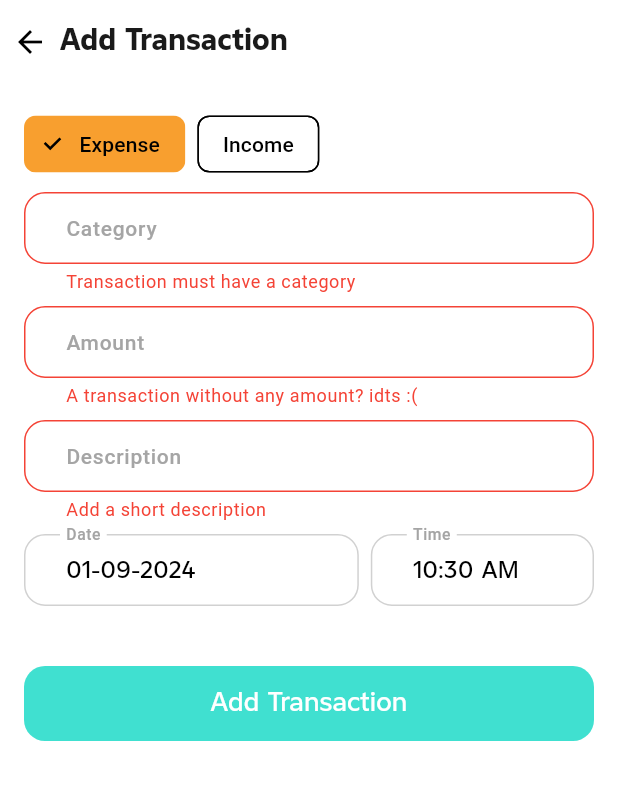
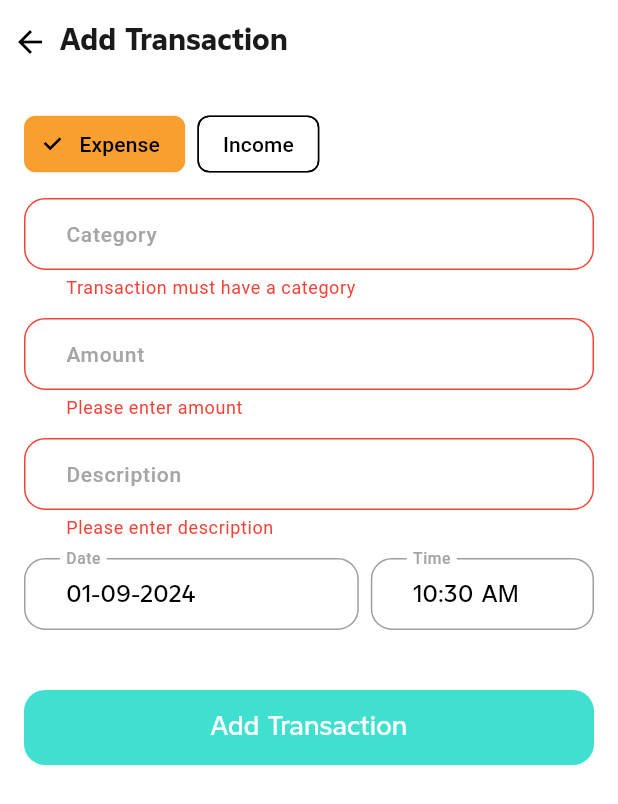
Before and after one commit to imdarpn/expense_manager, a Flutter app: the AddTransactionView screen opened by its route, after a tap on "Add Transaction", on a phone screen of 412 x 824 dp. Shown: the top 804 px of the screen. Run offline on Flutter 3.47's test engine with Material 3 defaults, Android fonts, the phone set to English and light mode, and no system bars; our stand-ins replace connectivity_plus, dio, fl_chart, flutter_svg, get, shared_preferences and 1 more; missing offline and left inert: mat_month_picker_dialog; accounts and stored records are empty; generated files the repository leaves out were written again; statements that could not run were skipped.

Commit message:
Added readme file Added Edit / Delete Transaction

```diff
--- a/lib/common/constants/string_constants.dart
+++ b/lib/common/constants/string_constants.dart
@@ -9,8 +9,22 @@ class StringConstants {
   static const noCategoryFound = 'No Category Found';
   static const categories = 'Categories';
   static const addCategory = 'Add Category';
+  static const editCategory = 'Edit Category';
+  static const updateCategory = 'Update Category';
   static const categoryName = 'Category Name';
   static const errorCategoryName = 'Please enter a category name';
   static const noInternetConnection = 'Please check internet connection';
+  static const addTransaction = 'Add Transaction';
+  static const editTransaction = 'Edit Transaction';
+  static const errorTransactionCategory = 'Transaction must have a category';
+  static const errorCategoryListEmpty = 'Please add a category first to continue';
+  static const amount = 'Amount';
+  static const pleaseEnterAmount = 'Please enter amount';
+  static const pleaseEnterDescription = 'Please enter description';
+  static const description = 'Description';
+  static const date = 'Date';
+  static const time = 'Time';
+  static const rateConversation = 'Rate Conversation"';
+  static const noTransactionForSelectedMonth = 'No Transactions for the selected month';
 
 }
--- a/lib/common/widgets/common_text_field.dart
+++ b/lib/common/widgets/common_text_field.dart
@@ -186,13 +186,13 @@ class CommonTextField extends StatelessWidget {
         enabledBorder: OutlineInputBorder(
           borderRadius: BorderRadius.circular(borderRadius),
           borderSide: BorderSide(
-            color: borderColor ?? ColorConstants.transparentColor,
+            color: ColorConstants.greyColor,
           ),
         ),
         focusedBorder: OutlineInputBorder(
           borderRadius: BorderRadius.circular(borderRadius),
           borderSide: BorderSide(
-            color: borderColor ?? ColorConstants.transparentColor,
+            color: ColorConstants.blackColor,
           ),
         ),
         focusedErrorBorder: OutlineInputBorder(
--- a/lib/common/widgets/month_calender.dart
+++ b/lib/common/widgets/month_calender.dart
@@ -4,6 +4,8 @@ import 'package:flutter/material.dart';
 import 'package:get/get.dart';
 import 'package:intl/intl.dart';
 import 'package:mat_month_picker_dialog/mat_month_picker_dialog.dart';
+
+import '../constants/font_constants.dart';
 
 class MonthCalender extends StatelessWidget {
   const MonthCalender({super.key});
@@ -23,6 +25,8 @@ class MonthCalender extends StatelessWidget {
               InkWell(
                   child: Obx(() {
                     return CommonText(
+                        fontSize: FontConstants.font_17,
+                        fontWeight: FontWeightConstants.regular,
                         text: DateFormat("MMM y").format(controller.transactionState.currentDate.value));
                   }),
                 onTap: () async {
--- a/lib/common/widgets/total_card_widget.dart
+++ b/lib/common/widgets/total_card_widget.dart
@@ -3,6 +3,7 @@ import 'package:expense_manager/common/constants/color_constants.dart';
 import 'package:expense_manager/common/constants/size_constants.dart';
 import 'package:expense_manager/common/methods/common_methods.dart';
 import 'package:expense_manager/common/widgets/common_text.dart';
+import 'package:expense_manager/utils/extension_utils.dart';
 import 'package:flutter/material.dart';
 import 'package:get/get.dart';
 
@@ -81,7 +82,7 @@ class _StatItem extends StatelessWidget {
               fit: BoxFit.scaleDown,
               alignment: Alignment.centerRight,
               child: CommonText(
-                text: "${ApiConstant.selectedCode} ${CommonMethods.getConversionRate(value).toStringAsFixed(2)}",
+                text: "${ApiConstant.selectedCode} ${CommonMethods.getConversionRate(value).formatAmount()}",
                   fontWeight: FontWeightConstants.regular,
                   fontSize: FontConstants.font_14,
                 color: customColor
--- a/lib/pages/add_category/add_category_view.dart
+++ b/lib/pages/add_category/add_category_view.dart
@@ -20,7 +20,7 @@ class AddCategoryView extends GetView<AddCategoryController> {
       showLabel: false,
       titleWidget: Obx(() {
         return CommonText(
-          text: controller.addCategoryState.isEdit.value ? "Edit Category":  StringConstants.addCategory,
+          text: controller.addCategoryState.isEdit.value ? StringConstants.editCategory:  StringConstants.addCategory,
           fontSize: FontConstants.font_20,
           fontWeight: FontWeightConstants.bold,
         );
@@ -58,7 +58,7 @@ class AddCategoryView extends GetView<AddCategoryController> {
                   controller.addCategory();
                 }
               }
-            }, buttonText: controller.addCategoryState.isEdit.value ?  "Update Category" :StringConstants.addCategory),
+            }, buttonText: controller.addCategoryState.isEdit.value ?  StringConstants.updateCategory:StringConstants.addCategory),
             const SizedBox(
               height: 20,
             ),
--- a/lib/pages/add_transaction/add_transaction_state.dart
+++ b/lib/pages/add_transaction/add_transaction_state.dart
@@ -1,4 +1,5 @@
 import 'package:expense_manager/common/models/category_model.dart';
+import 'package:expense_manager/common/models/transaction_model.dart';
 import 'package:flutter/material.dart';
 import 'package:get/get.dart';
 
@@ -17,6 +18,7 @@ class AddTransactionState {
   Rx<CategoryType> categoryType = CategoryType.expense.obs;
   RxBool isEdit = false.obs;
   final formKey = GlobalKey<FormState>();
+  TransactionModel? previousTransaction;
 
 
 }
--- a/lib/pages/add_transaction/add_transaction_view.dart
+++ b/lib/pages/add_transaction/add_transaction_view.dart
@@ -13,6 +13,7 @@ import 'package:get/get.dart';
 import '../../common/enum/category_type.dart';
 import '../../common/widgets/category_list_dialog.dart';
 import '../../common/widgets/category_type_selector.dart';
+import '../../common/widgets/delete_action.dart';
 import '../../utils/logger_util.dart';
 import 'add_transaction_controller.dart';
 
@@ -21,43 +22,57 @@ class AddTransactionView extends GetView<AddTransactionController> {
 
   @override
   Widget build(BuildContext context) {
+    return Obx(() {
       return CommonScaffold(
         showAppBar: true,
         showBackIcon: true,
         showLabel: false,
         titleWidget: CommonText(
-        text: "Add Transaction",
+          text: controller.addTransactionState.isEdit.value ? StringConstants
+              .editTransaction : StringConstants.addTransaction,
           fontSize: FontConstants.font_20,
           fontWeight: FontWeightConstants.bold,
         ),
+        showActions: true,
+        actionsWidgets: controller.addTransactionState.isEdit.value ? DeleteAction(
+            onTap: () {
+              controller.deleteTransaction();
+            },
+            thing:
+            'transaction ${Get.arguments['transaction'].desc}') : SizedBox.shrink(),
         bodyPadding: EdgeInsets.all(16),
-      body: Form(
+        body: SingleChildScrollView(
+          child: Form(
             key: controller.addTransactionState.formKey,
             child: Column(
               children: <Widget>[
 
                 CategoryTypeSelector(
                   onSelect: (categoryType) {
-                controller.addTransactionState.formKey.currentState?.reset();
+                    controller.addTransactionState.formKey.currentState
+                        ?.reset();
                     controller.setTransactionType(categoryType);
                   },
                   currentType: controller.addTransactionState.categoryType,
                   showTransfer: false,
                 ),
-            SizedBox(height: 8,),
+                SizedBox(height: 12,),
                 CommonTextField(
                   hintText: StringConstants.category,
                   textEditingController: controller.addTransactionState
                       .categoryController,
-              errorMessage: "Transaction must have a category",
+                  errorMessage: StringConstants.errorTransactionCategory,
                   readOnly: true,
                   onTap: () async {
                     final List<CategoryModel> categories =
-                DatabaseUtil().getCategoryByType(categoryType:controller.addTransactionState.categoryType.value);
+                    DatabaseUtil().getCategoryByType(
+                        categoryType: controller.addTransactionState
+                            .categoryType
+                            .value);
                     if (categories.isEmpty) {
                       CommonWidgets.showSnackBar(
                         success: false,
-                      "Please add a category first to continue :) ",
+                        StringConstants.errorCategoryListEmpty,
                       );
                     } else {
                       CategoryModel? category =
@@ -69,44 +84,46 @@ class AddTransactionView extends GetView<AddTransactionController> {
                   },
 
                 ),
-            const SizedBox(height: 8),
+                const SizedBox(height: 12),
 
                 CommonTextField(
-              hintText: "Amount",
+                  hintText: StringConstants.amount,
                   textEditingController: controller.addTransactionState
                       .amountController,
-              errorMessage: "A transaction without any amount? idts :(",
-              onTap: () async {
-              },
+                  errorMessage: StringConstants.pleaseEnterAmount,
+                  textInputType: TextInputType.numberWithOptions(decimal: true),
+                  textInputAction: TextInputAction.next,
+
+                  onTap: () async {},
 
                 ),
 
-            const SizedBox(height: 8),
+                const SizedBox(height: 12),
 
                 CommonTextField(
-              hintText: "Description",
+                  hintText: StringConstants.description,
                   textEditingController: controller.addTransactionState
                       .descController,
-              errorMessage: "Add a short description",
-              onTap: () async {
-              },
+                  errorMessage: StringConstants.pleaseEnterDescription,
+                  textInputAction: TextInputAction.done,
+                  onTap: () async {},
 
                 ),
-            SizedBox(height: 8,),
+                SizedBox(height: 12,),
                 Row(
                   children: [
                     Flexible(
                       flex: 6,
                       child: CommonTextField(
-                    hintText: "Date",
+                        hintText: StringConstants.date,
                         readOnly: true,
                         textEditingController: controller.addTransactionState
                             .dateController,
-                    errorMessage: "Add a short description",
                         onTap: () async {
                           DateTime? dateTime = await showDatePicker(
                               context: context,
-                          initialDate: controller.addTransactionState.transactionDate,
+                              initialDate: controller.addTransactionState
+                                  .transactionDate,
                               firstDate: DateTime(2000, 2, 13),
                               lastDate: DateTime(2100, 2, 13));
                           controller.setDate(dateTime);
@@ -119,16 +136,16 @@ class AddTransactionView extends GetView<AddTransactionController> {
                     ),
                     Flexible(
                       flex: 4,
-                  child:  CommonTextField(
+                      child: CommonTextField(
                         readOnly: true,
-                    hintText: "Time",
+                        hintText: StringConstants.time,
                         textEditingController: controller.addTransactionState
                             .timeController,
-                    errorMessage: "Add a short description",
                         onTap: () async {
                           TimeOfDay? time = await showTimePicker(
                               context: context,
-                          initialTime: controller.addTransactionState.transactionTime);
+                              initialTime: controller.addTransactionState
+                                  .transactionTime);
                           controller.setTime(time);
                         },
 
@@ -138,24 +155,26 @@ class AddTransactionView extends GetView<AddTransactionController> {
                 ),
 
 
-
                 const SizedBox(height: 40),
                 CommonFilledButton(onPressed: () {
                   if (controller.addTransactionState.formKey.currentState!
                       .validate()) {
                     controller.saveTransaction();
                   }
-            }, buttonText: "Add Transaction"),
+                }, buttonText: StringConstants.addTransaction),
                 const SizedBox(
                   height: 20,
                 ),
               ],
             ),
           ),
+        ),
       );
+    });
   }
 
-  Future showListDialog(List<CategoryModel> categoryModelList, {CategoryModel? selectedItem}) {
+  Future showListDialog(List<CategoryModel> categoryModelList,
+      {CategoryModel? selectedItem}) {
     return Get.dialog(AlertDialog(
         content: CategoryListDialog(
           categoryModel: selectedItem,
--- a/lib/pages/monthly_graph/monthly_graph_view.dart
+++ b/lib/pages/monthly_graph/monthly_graph_view.dart
@@ -2,6 +2,7 @@ import 'package:expense_manager/common/constants/color_constants.dart';
 import 'package:expense_manager/common/widgets/common_scaffold.dart';
 import 'package:expense_manager/common/widgets/common_text.dart';
 import 'package:expense_manager/common/widgets/common_widgets.dart';
+import 'package:expense_manager/utils/extension_utils.dart';
 import 'package:flutter/material.dart';
 import 'package:get/get.dart';
 import 'package:intl/intl.dart';
@@ -66,7 +67,7 @@ class MonthlyGraphView extends GetView<MonthlyGraphController> {
                         ),
                         CommonText(
                           text: "${ApiConstant.selectedCode} ${CommonMethods.getConversionRate(controller
-                              .monthlyGraphState.chartModelList[index].total!).toStringAsFixed(2)}",
+                              .monthlyGraphState.chartModelList[index].total!).formatAmount()}",
 
                         ),
                       ],
--- a/lib/pages/setting/setting_view.dart
+++ b/lib/pages/setting/setting_view.dart
@@ -1,6 +1,7 @@
 import 'package:expense_manager/api_service/api_constant.dart';
 import 'package:expense_manager/common/constants/color_constants.dart';
 import 'package:expense_manager/common/constants/font_constants.dart';
+import 'package:expense_manager/common/constants/string_constants.dart';
 import 'package:expense_manager/common/widgets/common_scaffold.dart';
 import 'package:expense_manager/common/widgets/common_text.dart';
 import 'package:expense_manager/common/widgets/common_widgets.dart';
@@ -19,7 +20,7 @@ class SettingView extends GetView<SettingController> {
         showBackIcon: false,
         showLabel: false,
         titleWidget: const CommonText(
-          text: "Rate Conversation",
+          text: StringConstants.rateConversation,
           fontSize: FontConstants.font_20,
           fontWeight: FontWeightConstants.bold,
         ),
--- a/lib/utils/extension_utils.dart
+++ b/lib/utils/extension_utils.dart
@@ -10,7 +10,7 @@ extension FormatAmount on double? {
   ///
   /// - [ print(15.formatAmount()); ] output: $15.00
   String formatAmount() {
-    NumberFormat numberFormat = NumberFormat.simpleCurrency(name: 'USD');
+    NumberFormat numberFormat = NumberFormat.simpleCurrency(name: '');
 
     if (this == null) {
       return numberFormat.format(0);
```
Also changed, not shown: lib/common/widgets/date_chip.dart (+12 -2 lines), lib/common/widgets/date_list_item.dart (+16 -3 lines), lib/common/widgets/delete_action.dart (added, +39 -0 lines), lib/pages/add_transaction/add_transaction_controller.dart (+34 -2 lines), lib/pages/transactions/transaction_view.dart (+5 -2 lines), 1 other file. Lines whose indentation alone changed are shown as unchanged.
